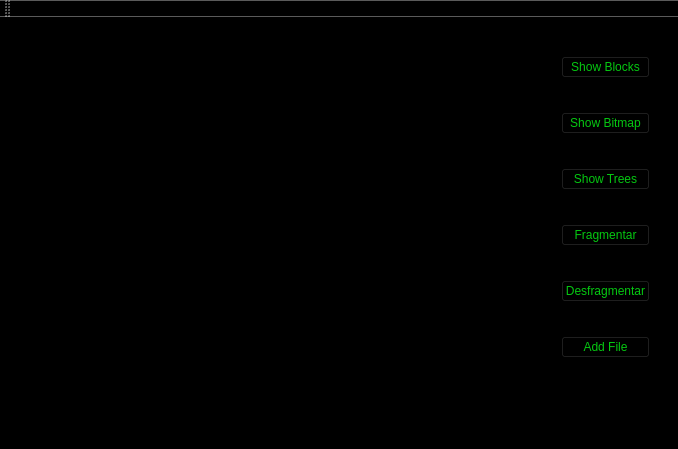
This is filesys.ui in KenyStev/FileSysem-Files-Orga-P1 as Qt 5 draws it before an edit. The edited form follows.
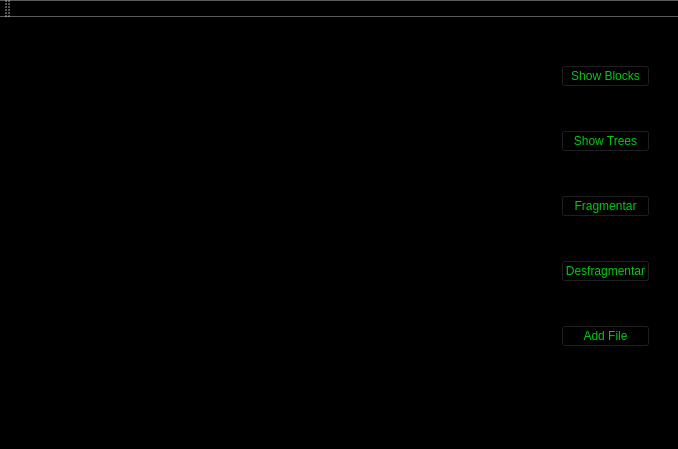
This is the edited form.

```diff
--- a/filesys.ui
+++ b/filesys.ui
@@ -54,17 +54,6 @@
        </property>
       </widget>
      </item>
-     <item>
-      <widget class="QPushButton" name="btnBitmap">
-       <property name="styleSheet">
-        <string notr="true">color: rgb(5, 200, 17);
-border-color: rgb(5, 200, 17);</string>
-       </property>
-       <property name="text">
-        <string>Show Bitmap</string>
-       </property>
-      </widget>
-     </item>
      <item>
       <widget class="QPushButton" name="btnTrees">
        <property name="styleSheet">
```
